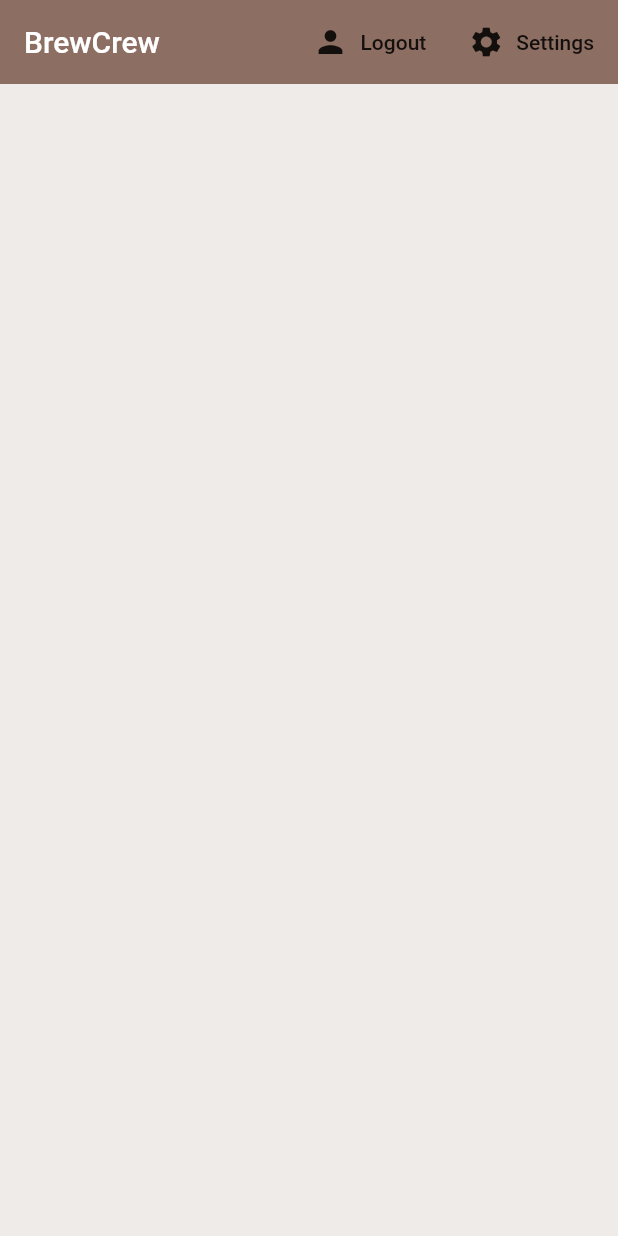
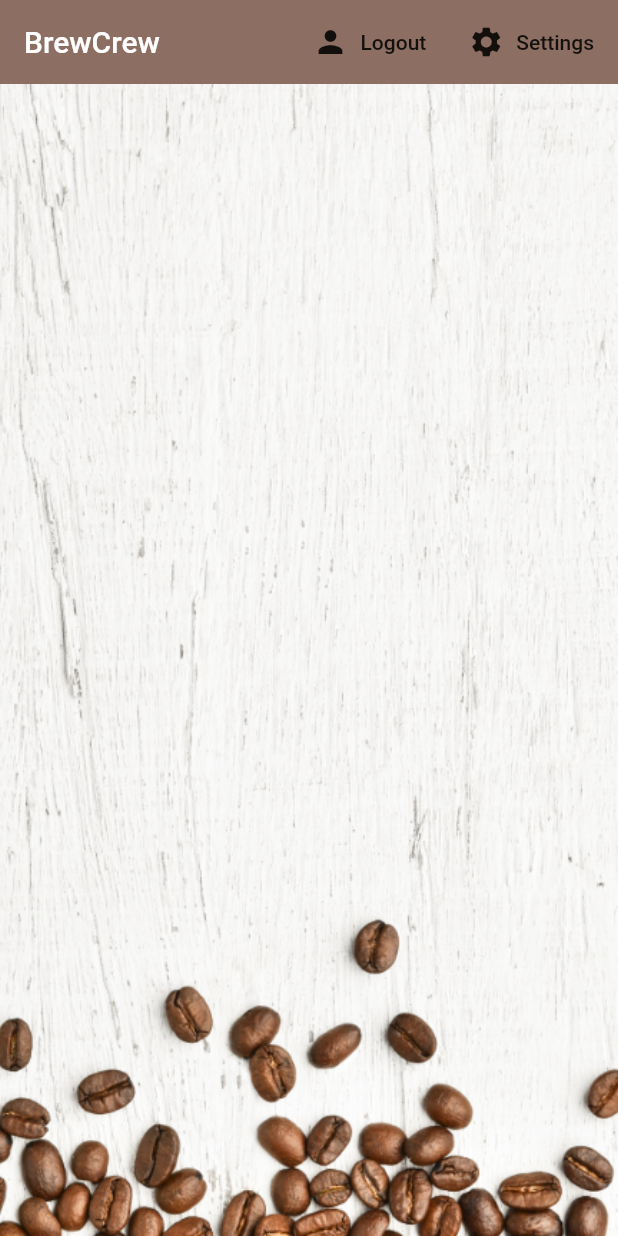
Before and after one commit to saurabh-m-w/brew_crew, a Flutter app: the screen it shows once a user with an empty profile is signed in, on a phone screen of 412 x 824 dp. Run offline on Flutter 3.47's test engine with Material 2 defaults, Android fonts, the phone set to English and light mode, and no system bars; our stand-ins replace cloud_firestore, firebase_auth, flutter_spinkit; accounts and stored records are empty.

Commit message:
Finishing Touch

```diff
--- a/lib/home/Home.dart
+++ b/lib/home/Home.dart
@@ -35,7 +35,15 @@ class Home extends StatelessWidget {
             FlatButton.icon(onPressed: ()=>_showSettingsPanal(), icon: Icon(Icons.settings), label: Text('Settings'))
           ],
         ),
-        body: BrewList(),
+        body: Container(
+            decoration: BoxDecoration(
+              image: DecorationImage(
+                  image: AssetImage('assets/coffee_bg.png'),
+                  fit: BoxFit.cover
+              )
+            ),
+            child: BrewList()
+        ),
       ),
     );
   }
--- a/lib/home/brew_tile.dart
+++ b/lib/home/brew_tile.dart
@@ -14,7 +14,11 @@ class BrewTile extends StatelessWidget {
       child: Card(
         margin: EdgeInsets.fromLTRB(20, 6, 20, 0),
         child: ListTile(
-          leading: CircleAvatar(radius: 25.0,backgroundColor: Colors.brown[brew.strength],),
+          leading: CircleAvatar(
+            radius: 25.0,
+            backgroundColor: Colors.brown[brew.strength],
+            backgroundImage: AssetImage('assets/coffee_icon.png'),
+          ),
           title: Text(brew.name),
           subtitle: Text('Takes ${brew.sugars } sugars'),
         ),
--- a/lib/services/auth.dart
+++ b/lib/services/auth.dart
@@ -35,8 +35,9 @@ class AuthService{
       AuthResult result = await _auth.signInWithEmailAndPassword(email: email, password: password);
       FirebaseUser user =result.user;
 
-      await DatabaseService(uid: user.uid).updateUserData('0', 'new crew member', 100);
-      return _userFromFirebaseUser(user);
+      //await DatabaseService(uid: user.uid).updateUserData('0', 'new crew member', 100);
+      //return _userFromFirebaseUser(user);
+      return user;
     }catch(e){
       print(e.toString());
       return null;
@@ -49,6 +50,7 @@ class AuthService{
     try{
         AuthResult result = await _auth.createUserWithEmailAndPassword(email: email, password: password);
         FirebaseUser user =result.user;
+        await DatabaseService(uid: user.uid).updateUserData('0','new crew member', 100);
         return _userFromFirebaseUser(user);
     }catch(e){
       print(e.toString());
--- a/pubspec.yaml
+++ b/pubspec.yaml
@@ -50,8 +50,8 @@ flutter:
   uses-material-design: true
 
   # To add assets to your application, add an assets section, like this:
-  # assets:
-  #   - images/a_dot_burr.jpeg
+  assets:
+     - assets/
   #   - images/a_dot_ham.jpeg
 
   # An image asset can refer to one or more resolution-specific "variants", see
```
Also changed, not shown: lib/home/setting_form.dart (+4 -4 lines), assets/coffee_bg.png (added), assets/coffee_icon.png (added).
